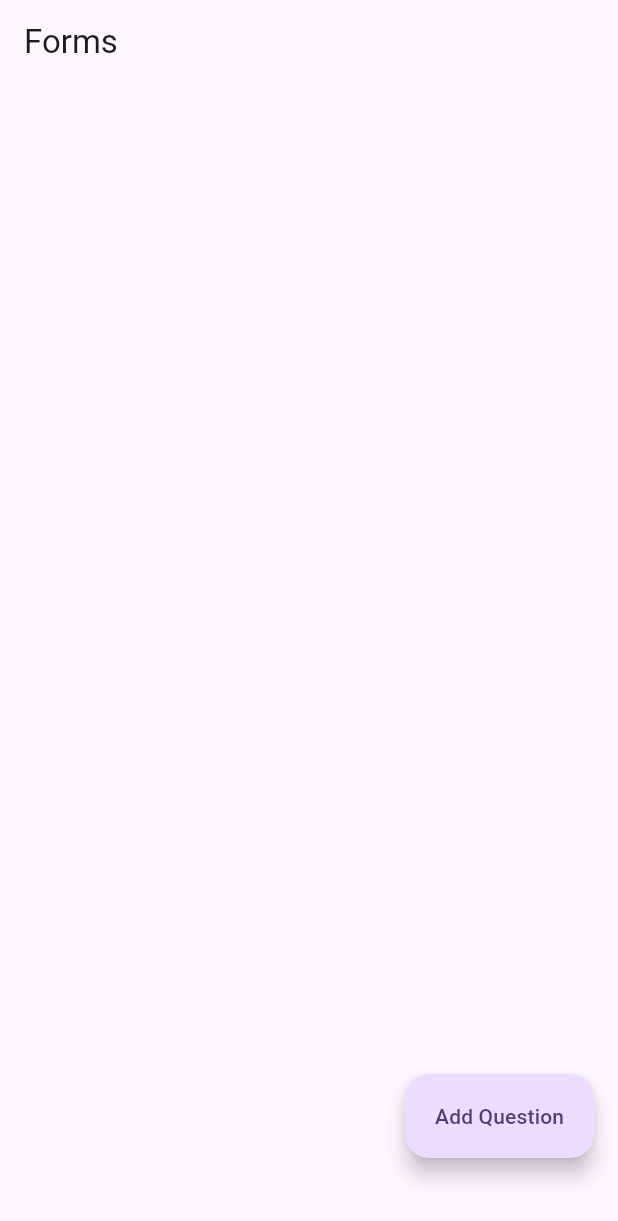
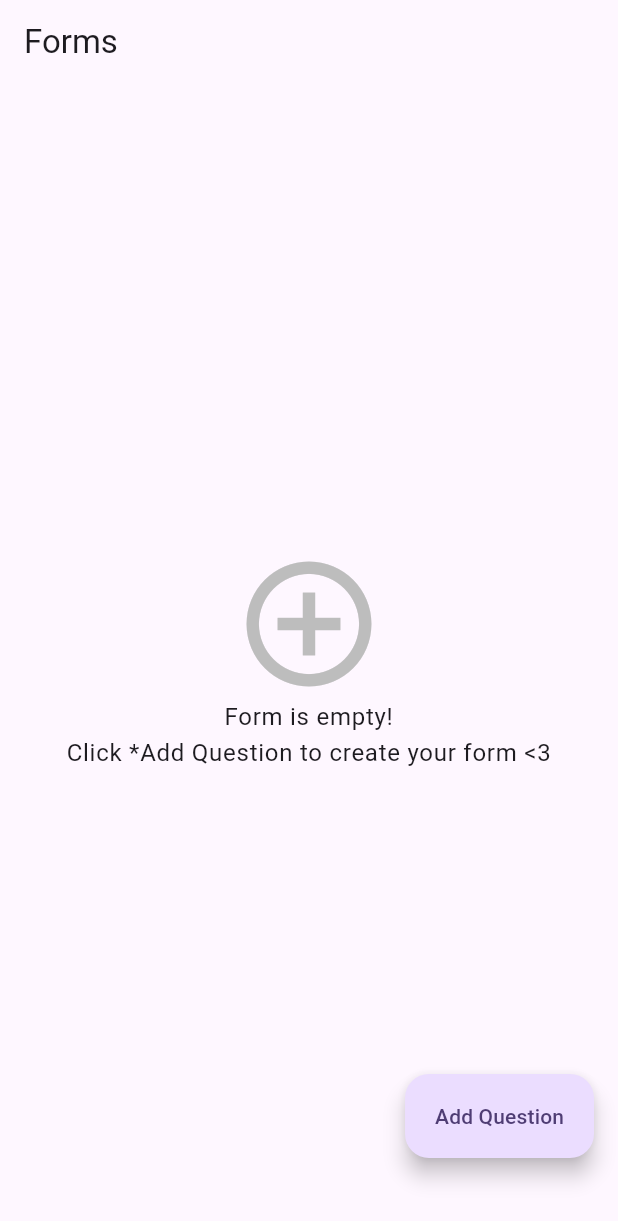
Before and after one commit to 1712916/flutter_form, a Flutter app: the screen it shows after launch, on a phone screen of 412 x 824 dp. Shown: the top 1221 px of the screen. Run offline on Flutter 3.47's test engine with Material 3 defaults, Android fonts, the phone set to English and light mode, and no system bars.

Commit message:
add preview user answers

```diff
--- /dev/null
+++ b/lib/entity/user_answer_data.dart
@@ -0,0 +1,9 @@
+class UserAnswerData {
+  final String question;
+  final List<String> answers;
+
+  UserAnswerData({
+    required this.question,
+    required this.answers,
+  });
+}
--- a/lib/helper/show_bottom_sheet_helper.dart
+++ b/lib/helper/show_bottom_sheet_helper.dart
@@ -2,6 +2,8 @@ import 'package:flutter/material.dart';
 
 mixin ShowBottomSheet<T> on Widget {
   Future<T?> showBottomSheet(BuildContext context) {
+    FocusManager.instance.primaryFocus?.unfocus();
+
     return showModalBottomSheet<T>(
       context: context,
       builder: (context) => this,
--- a/lib/pages/create_form_page.dart
+++ b/lib/pages/create_form_page.dart
@@ -39,6 +39,7 @@ class _CreateFormPageState extends State<CreateFormPage> {
         FocusManager.instance.primaryFocus?.unfocus();
       },
       child: Scaffold(
+        appBar: AppBar(),
         body: Padding(
           padding: const EdgeInsets.all(16.0),
           child: Column(
--- a/lib/pages/home_page.dart
+++ b/lib/pages/home_page.dart
@@ -1,6 +1,7 @@
 import 'package:flutter/material.dart';
 import 'package:flutter_form/entity/form_data.dart';
 import 'package:flutter_form/pages/create_form_page.dart';
+import 'package:flutter_form/pages/view_user_input_page.dart';
 import 'package:flutter_form/widgets/column_start.dart';
 import 'package:flutter_form/widgets/input_form_widget/input_form_widget.dart';
 
@@ -13,6 +14,7 @@ class HomePage extends StatefulWidget {
 
 class _HomePageState extends State<HomePage> {
   final List<FormData> formDataList = [];
+  final List<GlobalKey<InputFormWidgetState>> keys = [];
 
   @override
   Widget build(BuildContext context) {
@@ -28,6 +30,7 @@ class _HomePageState extends State<HomePage> {
                   CreateFormPage(
                     onSubmit: (formData) {
                       formDataList.add(formData);
+                      keys.add(GlobalKey());
                       setState(() {});
                     },
                   ).showBottomSheet(context);
@@ -39,12 +42,15 @@ class _HomePageState extends State<HomePage> {
                   padding: const EdgeInsets.only(top: 16.0),
                   child: FloatingActionButton.extended(
                     onPressed: () {
-                    CreateFormPage(
-                      onSubmit: (formData) {
-                        formDataList.add(formData);
-                        setState(() {});
-                      },
-                    ).showBottomSheet(context);
+                      FocusManager.instance.primaryFocus?.unfocus();
+
+                      Navigator.of(context).push(
+                        MaterialPageRoute(
+                          builder: (context) => ViewUserInputPage(
+                            userAnswers: keys.map((key) => key.currentState!.getUserAnswerData).toList(),
+                          ),
+                        ),
+                      );
                     },
                     label: Text("Review My Answer"),
                   ),
@@ -52,7 +58,26 @@ class _HomePageState extends State<HomePage> {
             ],
           ),
         ),
-      body: SingleChildScrollView(
+        body: formDataList.isEmpty
+            ? Center(
+                child: Column(
+                  mainAxisAlignment: MainAxisAlignment.center,
+                  crossAxisAlignment: CrossAxisAlignment.center,
+                  children: [
+                    Icon(
+                      Icons.add_circle_outline,
+                      size: 100,
+                      color: Colors.grey.shade400,
+                    ),
+                    Text(
+                      "Form is empty!\nClick *Add Question to create your form <3",
+                      textAlign: TextAlign.center,
+                      style: Theme.of(context).textTheme.bodyLarge,
+                    )
+                  ],
+                ),
+              )
+            : SingleChildScrollView(
                 padding: const EdgeInsets.all(16),
                 child: ColumnStart(
                   children: [
@@ -64,14 +89,13 @@ class _HomePageState extends State<HomePage> {
                             children: [
                               Text("Question ${i + 1}:"),
                               const SizedBox(height: 8),
-                      InputFormWidget(formData: formDataList[i]),
+                              InputFormWidget(key: keys[i], formData: formDataList[i]),
                             ],
                           ),
                         )
                     ],
                   ],
                 ),
-      ),
-    );
+              ));
   }
 }
--- a/lib/widgets/form_widget/form_widget.dart
+++ b/lib/widgets/form_widget/form_widget.dart
@@ -62,7 +62,11 @@ abstract class FormWidgetState<T extends StatefulWidget> extends State<T> {
           style: theme.textTheme.bodyLarge,
         ),
         const SizedBox(height: 10),
-        CustomTextField(controller: _qController),
+        CustomTextField(
+          controller: _qController,
+          minLines: 2,
+          maxLines: 5,
+        ),
       ],
     );
   }
--- a/lib/widgets/input_form_widget/multiple_input_form_widget.dart
+++ b/lib/widgets/input_form_widget/multiple_input_form_widget.dart
@@ -1,10 +1,13 @@
 import 'package:flutter/material.dart';
 import 'package:flutter_form/entity/form_type.dart';
+import 'package:flutter_form/entity/user_answer_data.dart';
 import 'package:flutter_form/widgets/form_widget/form_widget.dart';
 import 'package:flutter_form/widgets/input_form_widget/input_form_widget.dart';
 import 'package:flutter_form/widgets/selection.dart';
 
 class MultiSeInputFormWidgetState extends InputFormWidgetState<InputFormWidget> {
+  Set<String> _selectedList = {};
+
   @override
   Widget buildAnswer() {
     return MultiSelectionWidget(
@@ -12,15 +15,33 @@ class MultiSeInputFormWidgetState extends InputFormWidgetState<InputFormWidget>
       builder: (item, isSelected) {
         return Row(
           children: [
-            Checkbox(
-              value: isSelected,
-              onChanged: (value) {},
+            IgnorePointer(
+              child: Checkbox(
+                value: isSelected,
+                onChanged: (value) {},
+              ),
             ),
             Text(item),
           ],
         );
       },
-      onSelected: (item, isSelected) {},
+      onSelected: (value, isSelected) {
+        if (isSelected) {
+          _selectedList.add(value);
+        } else {
+          _selectedList.remove(value);
+        }
+      },
     );
   }
+
+  @override
+  UserAnswerData get getUserAnswerData => UserAnswerData(
+        question: formData.question,
+        answers: [
+          ..._selectedList,
+          if (formData.isUseOtherAnswer && otherTextEditingController.text.trim().isNotEmpty)
+            otherTextEditingController.text,
+        ],
+      );
 }
--- a/lib/widgets/input_form_widget/paragraph_input_form_widget.dart
+++ b/lib/widgets/input_form_widget/paragraph_input_form_widget.dart
@@ -1,19 +1,36 @@
 import 'package:flutter/material.dart';
 import 'package:flutter_form/entity/form_type.dart';
+import 'package:flutter_form/entity/user_answer_data.dart';
 import 'package:flutter_form/widgets/column_start.dart';
 import 'package:flutter_form/widgets/form_widget/form_widget.dart';
 import 'package:flutter_form/widgets/input_form_widget/input_form_widget.dart';
 import 'package:flutter_form/widgets/text_field.dart';
 
 class ParagraphInputFormWidgetState extends InputFormWidgetState<InputFormWidget> {
+  final _textEditController = TextEditingController();
+
+  @override
+  void dispose() {
+    _textEditController.dispose();
+    super.dispose();
+  }
+
   @override
   Widget buildAnswer() {
     return ColumnStart(
       children: [
         // Text("A:"),
         const SizedBox(height: 8),
-        CustomTextField(controller: TextEditingController()),
+        CustomTextField(controller: _textEditController),
       ],
     );
   }
+
+  @override
+  UserAnswerData get getUserAnswerData => UserAnswerData(
+        question: formData.question,
+        answers: [
+          _textEditController.text,
+        ],
+      );
 }
--- a/lib/widgets/input_form_widget/single_input_form_widget.dart
+++ b/lib/widgets/input_form_widget/single_input_form_widget.dart
@@ -1,10 +1,13 @@
 import 'package:flutter/material.dart';
 import 'package:flutter_form/entity/form_type.dart';
+import 'package:flutter_form/entity/user_answer_data.dart';
 import 'package:flutter_form/widgets/form_widget/form_widget.dart';
 import 'package:flutter_form/widgets/input_form_widget/input_form_widget.dart';
 import 'package:flutter_form/widgets/selection.dart';
 
 class SingleInputFormWidgetState extends InputFormWidgetState<InputFormWidget> {
+  String? _currentSelect;
+
   @override
   Widget buildAnswer() {
     return SingleSelectionWidget(
@@ -12,16 +15,30 @@ class SingleInputFormWidgetState extends InputFormWidgetState<InputFormWidget> {
       builder: (item, isSelected) {
         return Row(
           children: [
-            Radio(
-              value: isSelected,
-              onChanged: (value) {},
-              groupValue: true,
+            IgnorePointer(
+              child: Radio(
+                value: isSelected,
+                onChanged: (value) {},
+                groupValue: true,
+              ),
             ),
             Text(item),
           ],
         );
       },
-      onSelected: (value) {},
+      onSelected: (value) {
+        _currentSelect = value;
+      },
     );
   }
+
+  @override
+  UserAnswerData get getUserAnswerData => UserAnswerData(
+        question: formData.question,
+        answers: [
+          if (_currentSelect != null) _currentSelect!,
+          if (formData.isUseOtherAnswer && otherTextEditingController.text.trim().isNotEmpty)
+            otherTextEditingController.text,
+        ],
+      );
 }
```
Also changed, not shown: lib/pages/view_user_input_page.dart (added, +37 -0 lines), lib/widgets/input_form_widget/input_form_widget.dart (+22 -3 lines), lib/widgets/text_field.dart (+6 -2 lines). Lines whose indentation alone changed are shown as unchanged.
